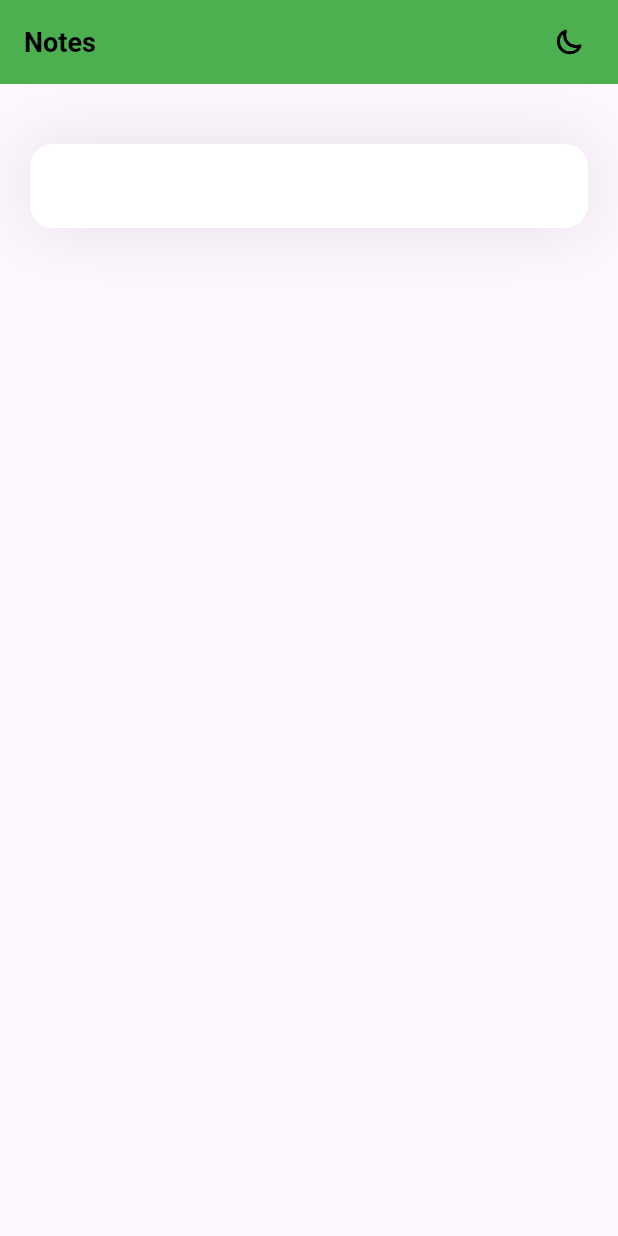
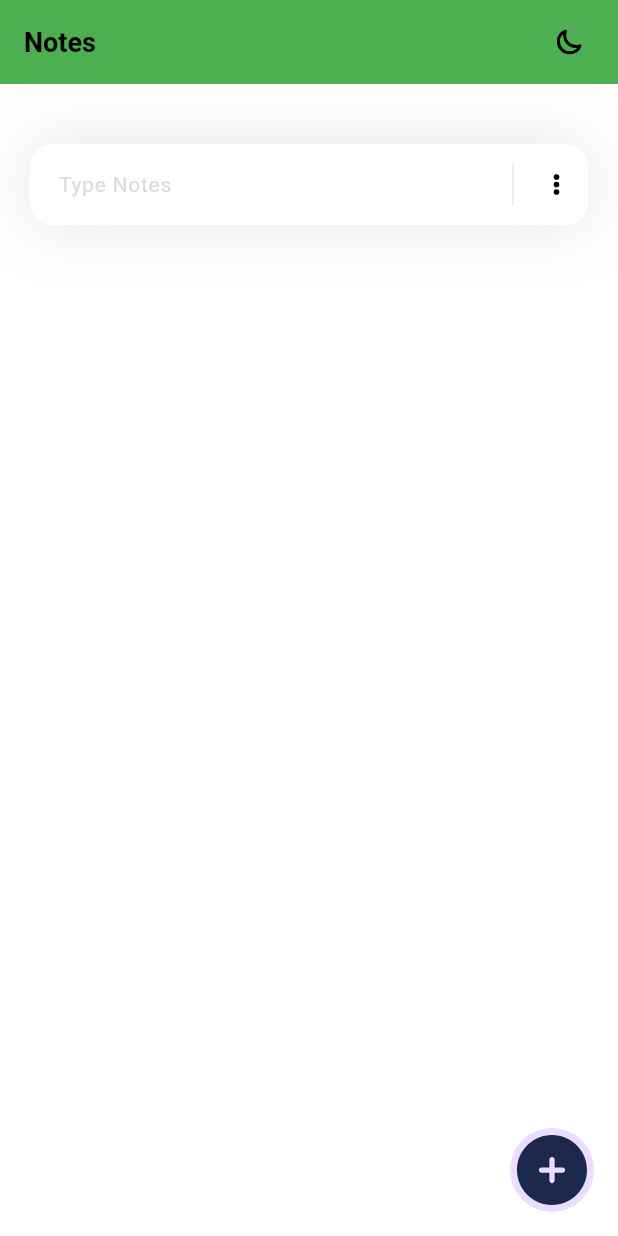
Before and after one commit to sbharth1/Notes, a Flutter app: the screen it shows after launch, on a phone screen of 412 x 824 dp. Run offline on Flutter 3.47's test engine with Material 3 defaults, Android fonts, the phone set to English and light mode, and no system bars; our stand-ins replace flutter_svg.

Commit message:
add input and add btn

```diff
--- a/lib/main.dart
+++ b/lib/main.dart
@@ -12,7 +12,7 @@ class MyApp extends StatelessWidget {
   Widget build(BuildContext context) {
     return MaterialApp(
      debugShowCheckedModeBanner: false,
-      home: const Note(),  // Your Note widget as the home screen
+      home: const Note(),
     );
   }
 }
--- a/lib/pages/Note.dart
+++ b/lib/pages/Note.dart
@@ -22,31 +22,66 @@ class _NoteState extends State<Note> {
   Widget build(BuildContext context) {
     return Scaffold(
       appBar: appBar(),
+      backgroundColor: Colors.white,
       body: Column(
-        children: [
-          Container(
-            margin: EdgeInsets.only(top:40,left: 20,right:20),
-            decoration: BoxDecoration(
-              boxShadow: [
+        children: [_searchFeild()],
+      ),
+
+      floatingActionButton: FloatingActionButton(onPressed: () {
+        print("clicked");
+      },
+      child: SvgPicture.asset('assets/icons/add-circle-svgrepo-com.svg',
+      height: 100,
+     width: 100,
+     ),
+     shape: CircleBorder(),
+     elevation: 0,
+      ),
+
+    );
+  }
+
+  Container _searchFeild() {
+    return Container(
+      margin: EdgeInsets.only(top: 40, left: 20, right: 20),
+      decoration: BoxDecoration(boxShadow: [
         BoxShadow(
           color: Color(0xff1F1617).withOpacity(0.11),
           blurRadius: 40,
         )
-              ]
-            ),
+      ]),
       child: TextField(
         decoration: InputDecoration(
             filled: true,
             fillColor: Colors.white,
+            hintText: 'Type Notes',
+            hintStyle: (TextStyle(
+              color: Color(0xffDDDADA),
+              fontSize: 14,
+            )),
+            contentPadding: EdgeInsets.all(15),
+            suffixIcon: SizedBox(
+                width: 100,
+                child: IntrinsicHeight(
+                    child: Row(
+                        mainAxisAlignment: MainAxisAlignment.end,
+                        children: [
+                      VerticalDivider(
+                        color: Colors.black,
+                        thickness: 0.1,
+                        indent: 10,
+                        endIndent: 10,
+                      ),
+                      Padding(
+                        padding: const EdgeInsets.all(13),
+                        child: SvgPicture.asset(
+                            'assets/icons/three-dots-vertical-svgrepo-com.svg'),
+                      )
+                    ]))),
             border: OutlineInputBorder(
                 borderRadius: BorderRadius.circular(15),
-                borderSide: BorderSide.none
-                )
+                borderSide: BorderSide.none)),
       ),
-            ),
-          )
-        ],
-      )
     );
   }
 
```
Lines whose indentation alone changed are shown as unchanged.
